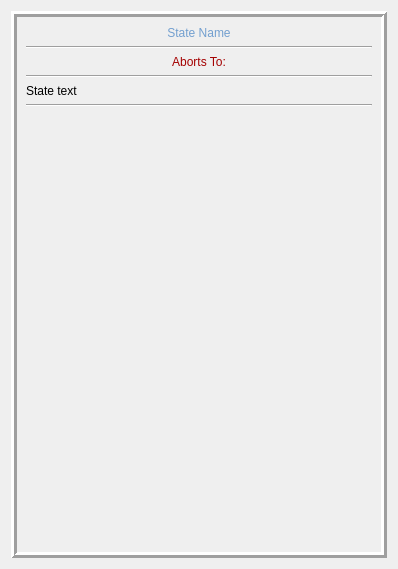
First picture: the form in src/L4/ui/state.ui, repository vedangnaik/Carina-mirror, before the edit.
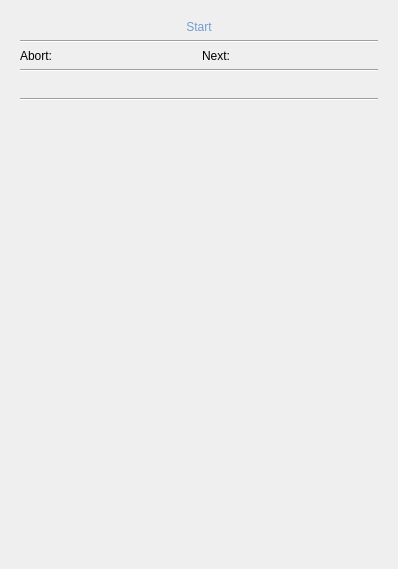
Second picture: the form after the edit.

Commit message: Moved displayState to const reference, added next and abort state labels

```diff
--- a/src/L4/ui/state.ui
+++ b/src/L4/ui/state.ui
@@ -23,7 +23,7 @@
    <item>
     <widget class="QFrame" name="csFrame">
      <property name="frameShape">
-      <enum>QFrame::Box</enum>
+      <enum>QFrame::NoFrame</enum>
      </property>
      <property name="frameShadow">
       <enum>QFrame::Raised</enum>
@@ -31,6 +31,8 @@
      <property name="lineWidth">
       <number>3</number>
      </property>
+     <layout class="QHBoxLayout" name="horizontalLayout_5">
+      <item>
      <layout class="QVBoxLayout" name="verticalLayout">
       <item>
        <widget class="QLabel" name="nameLabel">
@@ -45,7 +47,7 @@
     font: 16pt &quot;Ubuntu&quot;;</string>
         </property>
         <property name="text">
-         <string>State Name</string>
+           <string>Start</string>
         </property>
         <property name="alignment">
          <set>Qt::AlignCenter</set>
@@ -60,7 +62,16 @@
        </widget>
       </item>
       <item>
-       <widget class="QLabel" name="abortsToLabel">
+         <layout class="QHBoxLayout" name="horizontalLayout_4">
+          <item>
+           <widget class="QLabel" name="label_2">
+            <property name="text">
+             <string>Abort:</string>
+            </property>
+           </widget>
+          </item>
+          <item>
+           <widget class="QLabel" name="abortLabel">
         <property name="sizePolicy">
          <sizepolicy hsizetype="Preferred" vsizetype="Preferred">
           <horstretch>0</horstretch>
@@ -68,16 +79,31 @@
          </sizepolicy>
         </property>
         <property name="styleSheet">
-         <string notr="true">color: rgb(164, 0, 0);
-    font: 63 11pt &quot;FreeSans&quot;;</string>
+             <string notr="true"/>
         </property>
         <property name="text">
-         <string>Aborts To:</string>
+             <string/>
         </property>
         <property name="alignment">
          <set>Qt::AlignCenter</set>
         </property>
        </widget>
+          </item>
+          <item>
+           <widget class="QLabel" name="label">
+            <property name="text">
+             <string>Next:</string>
+            </property>
+           </widget>
+          </item>
+          <item>
+           <widget class="QLabel" name="nextLabel">
+            <property name="text">
+             <string/>
+            </property>
+           </widget>
+          </item>
+         </layout>
       </item>
       <item>
        <widget class="Line" name="line_2">
@@ -94,8 +120,11 @@
           <verstretch>0</verstretch>
          </sizepolicy>
         </property>
+          <property name="styleSheet">
+           <string notr="true"/>
+          </property>
         <property name="text">
-         <string>State text</string>
+           <string/>
         </property>
         <property name="alignment">
          <set>Qt::AlignJustify|Qt::AlignVCenter</set>
@@ -194,6 +223,8 @@
          </size>
         </property>
        </spacer>
+        </item>
+       </layout>
       </item>
      </layout>
     </widget>
```
Lines whose indentation alone changed are shown as unchanged. The commit also changes 5 other files.
